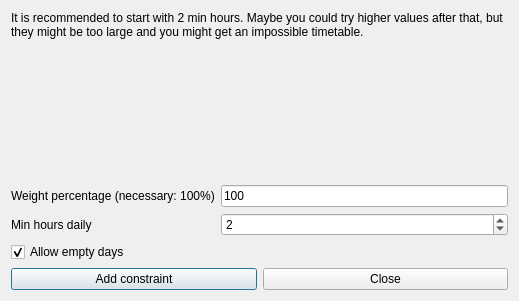
vonmecheln/fet, file fet/src/interface/addconstraintteachersminhoursdailyform_template.ui: the form before one commit.
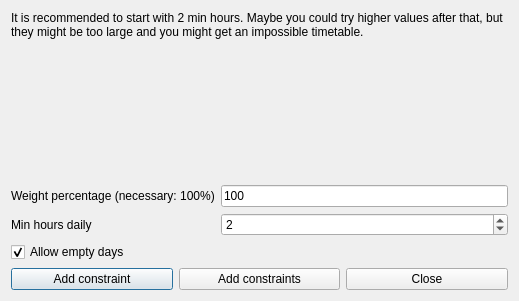
The form after the commit.

What changed in the file:
```diff
--- a/fet/src/interface/addconstraintteachersminhoursdailyform_template.ui
+++ b/fet/src/interface/addconstraintteachersminhoursdailyform_template.ui
@@ -114,6 +114,13 @@
        </property>
       </widget>
      </item>
+     <item>
+      <widget class="QPushButton" name="addConstraintsPushButton">
+       <property name="text">
+        <string>Add constraints</string>
+       </property>
+      </widget>
+     </item>
      <item>
       <widget class="QPushButton" name="closePushButton">
        <property name="text">
```
